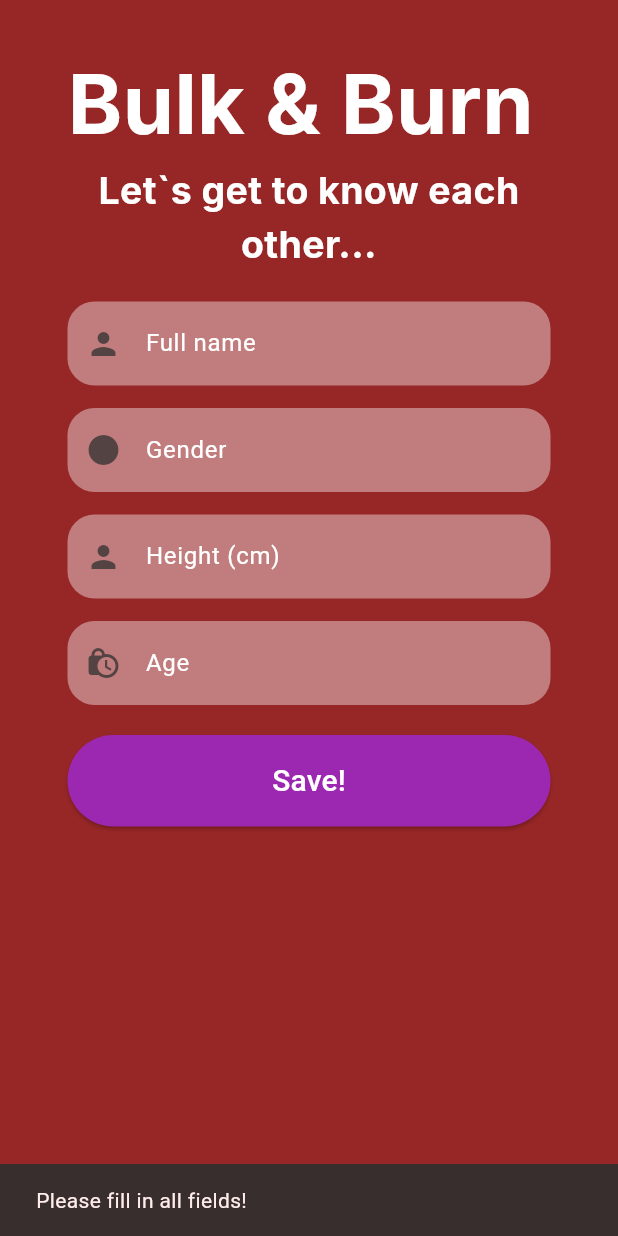
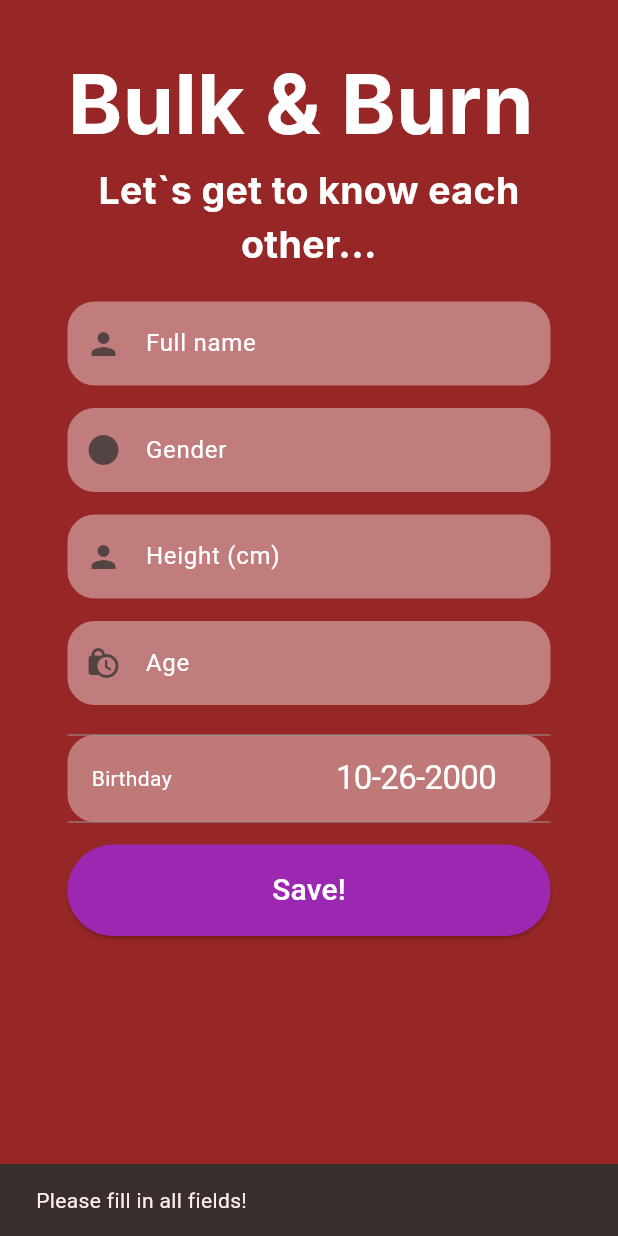
Before and after one commit to Emanuel532/bulknburn, a Flutter app: the FirstLoginScreen screen opened by its route, after a tap on "Save!", on a phone screen of 412 x 824 dp. Run offline on Flutter 3.47's test engine with Material 3 defaults, Android fonts, the phone set to English and light mode, and no system bars; our stand-ins replace cloud_firestore, dartz, firebase_auth, firebase_core, firebase_storage, flutter_riverpod and 5 more; accounts and stored records are empty; Roboto replaces fonts that are missing (Inter).

Commit message:
added birthday field to users (user profile & user first login)

```diff
--- a/lib/constants.dart
+++ b/lib/constants.dart
@@ -7,7 +7,9 @@ final kConsInputDec = InputDecoration(
     hintText: "Email",
     hintStyle: TextStyle(color: Colors.white),
     border: OutlineInputBorder(
-        borderRadius: BorderRadius.circular(18.0), borderSide: BorderSide.none),
+      borderRadius: BorderRadius.circular(18.0),
+      borderSide: BorderSide.none,
+    ),
     fillColor: Colors.white.withOpacity(0.4),
     filled: true,
     prefixIcon: const Icon(Icons.person));
--- a/lib/screens/FirstLoginScreen/first_login_screen.dart
+++ b/lib/screens/FirstLoginScreen/first_login_screen.dart
@@ -3,12 +3,10 @@ import 'package:bulk_n_burn/models/UserApp.dart';
 import 'package:bulk_n_burn/providers/firebase_providers.dart';
 import 'package:bulk_n_burn/screens/MainScreen/main_screen.dart';
 import 'package:cloud_firestore/cloud_firestore.dart';
+import 'package:flutter/cupertino.dart';
 import 'package:flutter_riverpod/flutter_riverpod.dart';
 import 'package:flutter/material.dart';
 import 'package:bulk_n_burn/providers/authentication_provider.dart';
-import 'package:gsform/gs_form/core/form_style.dart';
-import 'package:gsform/gs_form/widget/field.dart';
-import 'package:gsform/gs_form/widget/form.dart';
 
 class FirstLoginScreen extends ConsumerStatefulWidget {
   const FirstLoginScreen({super.key});
@@ -24,6 +22,29 @@ class _FirstLoginScreenState extends ConsumerState<FirstLoginScreen> {
   String gender = "";
   String height = "";
   String age = "";
+  DateTime selectedDate = DateTime(2000, 10, 26);
+
+  void _showDialog(Widget child) {
+    showCupertinoModalPopup<void>(
+      context: context,
+      builder: (BuildContext context) => Container(
+        height: 216,
+        padding: const EdgeInsets.only(top: 6.0),
+        // The Bottom margin is provided to align the popup above the system
+        // navigation bar.
+        margin: EdgeInsets.only(
+          bottom: MediaQuery.of(context).viewInsets.bottom,
+        ),
+        // Provide a background color for the popup.
+        color: CupertinoColors.systemBackground.resolveFrom(context),
+        // Use a SafeArea widget to avoid system overlaps.
+        child: SafeArea(
+          top: false,
+          child: child,
+        ),
+      ),
+    );
+  }
 
   @override
   Widget build(BuildContext context) {
@@ -107,6 +128,46 @@ class _FirstLoginScreenState extends ConsumerState<FirstLoginScreen> {
               SizedBox(
                 height: 20,
               ),
+              Container(
+                decoration: BoxDecoration(
+                  color: Colors.white38,
+                  borderRadius: BorderRadius.circular(18),
+                ),
+                child: _DatePickerItem(
+                  children: <Widget>[
+                    const Text(
+                      'Birthday',
+                      style: TextStyle(color: Colors.white),
+                    ),
+                    CupertinoButton(
+                      // Display a CupertinoDatePicker in date picker mode.
+                      onPressed: () => _showDialog(
+                        CupertinoDatePicker(
+                          initialDateTime: selectedDate,
+                          mode: CupertinoDatePickerMode.date,
+                          use24hFormat: true,
+                          // This shows day of week alongside day of month
+                          showDayOfWeek: true,
+                          // This is called when the user changes the date.
+                          onDateTimeChanged: (DateTime newDate) {
+                            setState(() => selectedDate = newDate);
+                          },
+                        ),
+                      ),
+                      child: Text(
+                        '${selectedDate.month}-${selectedDate.day}-${selectedDate.year}',
+                        style: const TextStyle(
+                          color: Colors.white,
+                          fontSize: 22.0,
+                        ),
+                      ),
+                    ),
+                  ],
+                ),
+              ),
+              SizedBox(
+                height: 15,
+              ),
               ElevatedButton(
                 onPressed: () {
                   if (fullname != "" &&
@@ -135,6 +196,7 @@ class _FirstLoginScreenState extends ConsumerState<FirstLoginScreen> {
                       'gender': gender,
                       'height': height,
                       'age': age,
+                      'birth_day': selectedDate,
                     });
                     //TODO: validate fields
                     Navigator.pushReplacementNamed(context, MainScreen.id);
@@ -161,3 +223,34 @@ class _FirstLoginScreenState extends ConsumerState<FirstLoginScreen> {
     );
   }
 }
+
+class _DatePickerItem extends StatelessWidget {
+  const _DatePickerItem({required this.children});
+
+  final List<Widget> children;
+
+  @override
+  Widget build(BuildContext context) {
+    return DecoratedBox(
+      decoration: const BoxDecoration(
+        border: Border(
+          top: BorderSide(
+            color: CupertinoColors.inactiveGray,
+            width: 0.0,
+          ),
+          bottom: BorderSide(
+            color: CupertinoColors.inactiveGray,
+            width: 0.0,
+          ),
+        ),
+      ),
+      child: Padding(
+        padding: const EdgeInsets.symmetric(horizontal: 16.0),
+        child: Row(
+          mainAxisAlignment: MainAxisAlignment.spaceBetween,
+          children: children,
+        ),
+      ),
+    );
+  }
+}
--- a/lib/screens/UserProfileScreen/user_profile_screen.dart
+++ b/lib/screens/UserProfileScreen/user_profile_screen.dart
@@ -21,6 +21,7 @@ class _UserProfileScreenState extends ConsumerState<UserProfileScreen> {
   String gender = "";
   String email = "";
   String fullname = "";
+  DateTime birthDay = DateTime.now();
   String height = "";
   @override
   void initState() {
@@ -33,6 +34,7 @@ class _UserProfileScreenState extends ConsumerState<UserProfileScreen> {
         email = values['email'];
         fullname = values['full_name'];
         height = values['height'];
+        birthDay = values['birth_day']!.toDate();
         setState(() {});
       }
     });
@@ -94,6 +96,17 @@ class _UserProfileScreenState extends ConsumerState<UserProfileScreen> {
                   Row(
                     mainAxisAlignment: MainAxisAlignment.spaceBetween,
                     children: [
+                      Text('Birthday', style: kTextInfoStyle),
+                      Text("${birthDay.day}-${birthDay.month}-${birthDay.year}",
+                          style: kTextInfoStyle.copyWith(fontSize: 25)),
+                    ],
+                  ),
+                  SizedBox(
+                    height: 20,
+                  ),
+                  Row(
+                    mainAxisAlignment: MainAxisAlignment.spaceBetween,
+                    children: [
                       //todo: calculate lost/gained calories
                       Text('Calories Gained', style: kTextInfoStyle),
                       Text('...', style: kTextInfoStyle),
--- a/pubspec.yaml
+++ b/pubspec.yaml
@@ -26,7 +26,6 @@ dependencies:
   dartz: ^0.10.1
   google_sign_in: ^6.2.1
   freezed_annotation: ^2.4.1
-  gsform: ^0.3.4
 
 dev_dependencies:
   flutter_test:
```
Also changed, not shown: lib/screens/MainScreen/main_screen.dart (+0 -12 lines), lib/widgets/app_drawer_widget.dart (+13 -2 lines), pubspec.lock, 5 other files.
